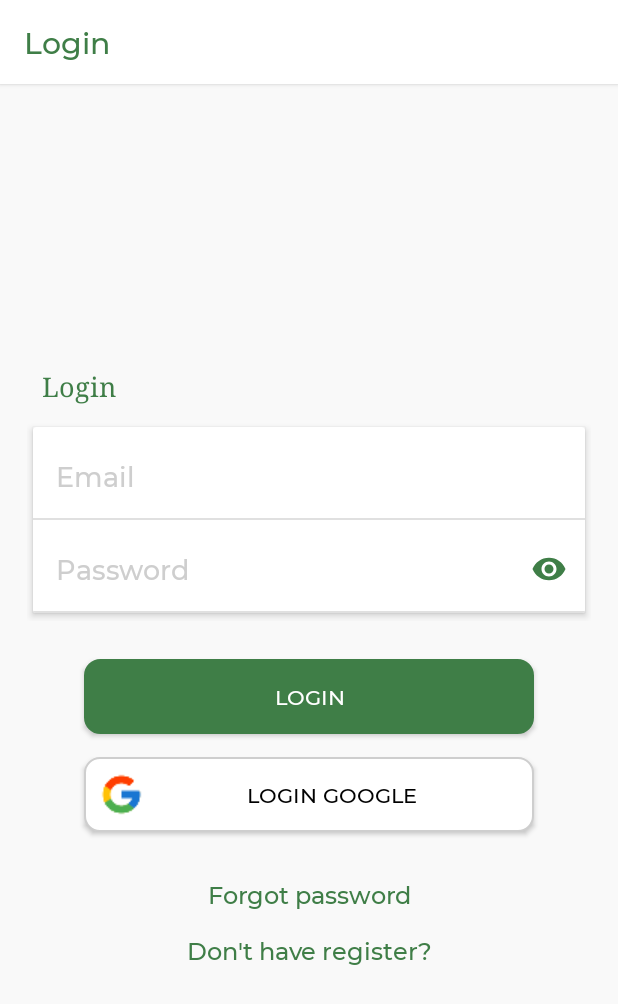
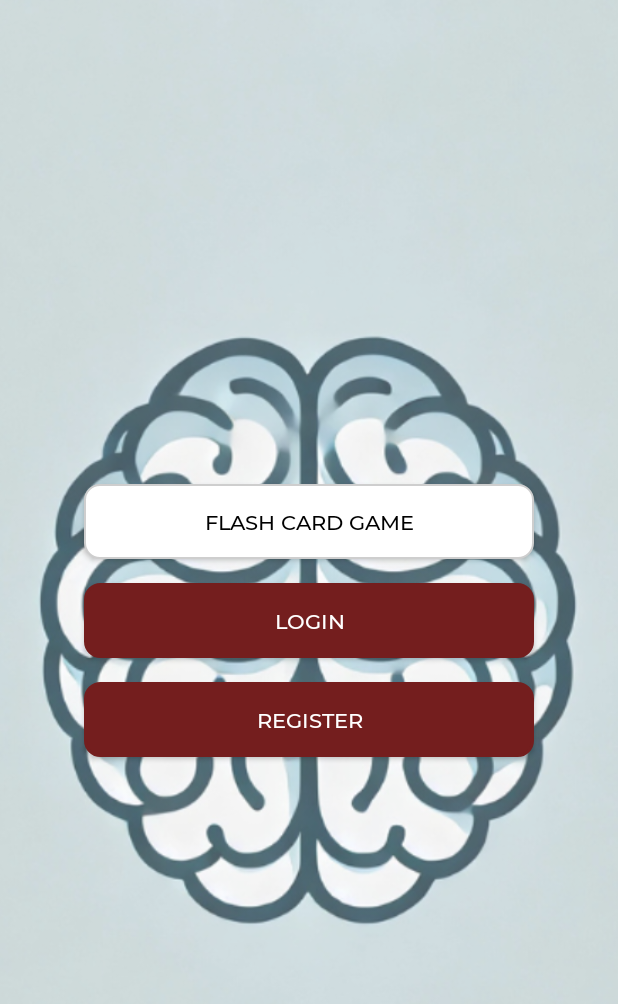
Before and after one commit to leonardojcpg/FlashCard, an Android app: the screen it shows after launch (FrmLogin before the commit, FrmHome after it), on a phone screen of 412 x 824 dp. Shown: the top 1004 px of the screen. Run offline under Robolectric (Android 15) with nearby library versions, the phone set to English and light mode, and no system bars.

Commit message:
Adding layout homeScreen and FrmHome page

```diff
--- /dev/null
+++ b/app/src/main/java/App/FlashCardStudy/Screens/FrmHome.java
@@ -0,0 +1,147 @@
+package App.FlashCardStudy.Screens;
+
+import android.content.Intent;
+import android.os.Bundle;
+import android.view.View;
+import android.view.WindowManager;
+import android.widget.Button;
+import App.FlashCardStudy.Base.FlashCardStudyActivity;
+import App.FlashCardStudy.Base.FlashCardStudyClick;
+import App.FlashCardStudy.R;
+import App.FlashCardStudy.Utils.Support;
+
+
+public class FrmHome extends FlashCardStudyActivity implements View.OnClickListener
+{
+    //Variaveis da classe
+    private FlashCardStudyClick flashCardClick = null;
+
+    //Controles da classe
+    private Button cmdFlashcardGame = null;
+    private Button cmdLogin = null;
+    private Button cmdRegister = null;
+
+
+    @Override
+    protected void onCreate(Bundle bundleSavedInstanceState)
+    {
+        //Esconde barra do android
+        getWindow().setFlags(WindowManager.LayoutParams.FLAG_FULLSCREEN, WindowManager.LayoutParams.FLAG_FULLSCREEN);
+
+        //Carrega o formulario
+        setContentView(R.layout.frm_home);
+
+        //O super vem depois, pois como estamos implementando de uma classe base da pekus, se não ficar na sequencia não carrega os controles
+        super.onCreate(bundleSavedInstanceState);
+    }
+
+
+    @Override
+    public void startControls() throws Exception
+    {
+        //Inicia os controles da tela
+        cmdFlashcardGame = findViewById(R.id.cmdFlashcardGame);
+        cmdLogin = findViewById(R.id.cmdLogin);
+        cmdRegister = findViewById(R.id.cmdRegister);
+
+        //Setamos a fonte da tela
+        Support.setfont(this, cmdFlashcardGame, R.font.montmedio, false, false);
+        Support.setfont(this, cmdLogin, R.font.montmedio, false, false);
+        Support.setfont(this, cmdRegister, R.font.montmedio, false, false);
+
+
+        //Instancia o clique padrao do app
+        flashCardClick = new FlashCardStudyClick(this);
+
+        //Define os listeners dos botoes
+        cmdFlashcardGame.setOnClickListener(flashCardClick);
+        cmdLogin.setOnClickListener(flashCardClick);
+        cmdRegister.setOnClickListener(flashCardClick);
+    }
+
+    @Override
+    public void loadData()
+    {
+
+    }
+
+    @Override
+    public void onClick(View view)
+    {
+        try
+        {
+            //Se o clique for no botao de iniciar um jogo
+            if (view == cmdFlashcardGame)
+            {
+                //Chama a tela de novo jogo
+            }
+            //Se o clique for no botao de login
+            else if (view == cmdLogin)
+            {
+                //Chama a tela de login
+                goToLoginScreen();
+            }
+            //Se o clique for no botao de registro
+            else if (view == cmdRegister)
+            {
+                //Chama a tela de registro
+                goToRegisterScreen();
+            }
+        }
+        catch (Exception err)
+        {
+
+        }
+    }
+
+    @Override
+    public void onReceiveData(Class classe, int iId, boolean bResultado, Object... oObjetos)
+    {
+        super.onReceiveData(classe, iId, bResultado, oObjetos);
+
+        try
+        {
+        }
+        catch (Exception err)
+        {
+        }
+    }
+
+    @Override
+    protected void onActivityResult(int iRequest, int iResultado, Intent intentData)
+    {
+        super.onActivityResult(iRequest, iResultado, intentData);
+
+        try
+        {
+
+        }
+        catch (Exception err)
+        {
+
+        }
+    }
+
+    /**
+     * Metodo que chhama a tela de login
+     */
+    public void goToLoginScreen()
+    {
+        Intent intent = null;
+
+        intent = new Intent(this, FrmLogin.class);
+        startActivity(intent);
+    }
+
+    /**
+     * Metodo que chhama a tela de registro
+     */
+    public void goToRegisterScreen()
+    {
+        Intent intent = null;
+
+        intent = new Intent(this, FrmRegister.class);
+        startActivity(intent);
+    }
+
+}
--- a/app/src/main/java/App/FlashCardStudy/Screens/FrmLogin.java
+++ b/app/src/main/java/App/FlashCardStudy/Screens/FrmLogin.java
@@ -116,9 +116,6 @@ public class FrmLogin extends FlashCardStudyActivity implements View.OnClickList
             {
                 //Chama o metodo de login
                 firebaseLogin();
-
-                //Faz um log que o login foi feito com sucesso
-                Log.d("login", "login foi feito!");
             }
             //Se o clique for no botao de "nao tenho cadastro"
             else if (view == lblNoRegister)
--- /dev/null
+++ b/app/src/main/res/layout/frm_home.xml
@@ -0,0 +1,73 @@
+<?xml version="1.0" encoding="utf-8"?>
+<RelativeLayout xmlns:android="http://schemas.android.com/apk/res/android"
+    android:layout_width="match_parent"
+    android:layout_height="match_parent"
+    android:background="@color/cor_cinza_fundo">
+
+    <ImageView
+        android:layout_width="match_parent"
+        android:layout_height="match_parent"
+        android:layout_alignParentLeft="true"
+        android:layout_alignParentTop="true"
+        android:layout_alignParentRight="true"
+        android:layout_alignParentBottom="true"
+        android:scaleType="centerCrop"
+        android:src="@drawable/img_background_app" />
+
+    <View
+        android:layout_width="match_parent"
+        android:layout_height="match_parent" />
+
+    <LinearLayout
+        android:layout_width="match_parent"
+        android:layout_height="match_parent"
+        android:orientation="vertical">
+
+        <!-- LAYOUT DOS BOTÕES -->
+        <LinearLayout
+            android:id="@+id/lnlButtons"
+            android:layout_width="match_parent"
+            android:layout_height="@dimen/size_zero"
+            android:layout_weight="60"
+            android:gravity="center"
+            android:orientation="vertical">
+
+            <!-- BOTÃO VER CARDAPIO -->
+            <Button
+                android:id="@+id/cmdFlashcardGame"
+                android:layout_width="@dimen/button_app_width"
+                android:layout_height="@dimen/button_app_height"
+                android:layout_gravity="center"
+                android:layout_marginTop="20dp"
+                android:layout_marginBottom="16dp"
+                android:background="@drawable/google_button"
+                android:text="@string/flashcard_game_home_button"
+                android:textColor="@color/colorAccent" />
+
+            <!-- BOTÃO REGISTRAR CONTA OU ENTRAR -->
+            <Button
+                android:id="@+id/cmdLogin"
+                android:layout_width="@dimen/button_app_width"
+                android:layout_height="@dimen/button_app_height"
+                android:layout_gravity="center"
+                android:layout_marginBottom="16dp"
+                android:background="@drawable/button_background_app"
+                android:text="@string/login"
+                android:textColor="@color/cor_app_texto" />
+
+            <!-- BOTÃO ENTRAR COM ENDEREÇO -->
+            <Button
+                android:id="@+id/cmdRegister"
+                android:layout_width="@dimen/button_app_width"
+                android:layout_height="@dimen/button_app_height"
+                android:layout_gravity="center"
+                android:layout_marginBottom="16dp"
+                android:background="@drawable/button_background_app"
+                android:text="@string/button_register"
+                android:textColor="@color/cor_app_texto" />
+
+        </LinearLayout>
+
+    </LinearLayout>
+
+</RelativeLayout>
--- a/app/src/main/res/layout/frm_login.xml
+++ b/app/src/main/res/layout/frm_login.xml
@@ -36,35 +36,13 @@
                 <LinearLayout
                     android:layout_width="match_parent"
                     android:layout_height="wrap_content"
-                    android:gravity="center_vertical"
-                    android:orientation="horizontal"
-                    android:paddingLeft="10dp">
-
-                    <TextView
-                        android:layout_width="match_parent"
-                        android:layout_height="wrap_content"
-                        android:text="@string/toolbar_login"
-                        android:textColor="@color/cor_app"
-                        android:textSize="@dimen/text_size_18"
-                        android:textStyle="normal" />
-
-                </LinearLayout>
+                    android:layout_marginTop="10dp"
+                    android:orientation="vertical">
 
                     <LinearLayout
                         android:layout_width="match_parent"
                         android:layout_height="wrap_content"
-                    android:layout_marginTop="10dp"
-                    android:orientation="vertical">
-
-                    <androidx.cardview.widget.CardView
-                        android:layout_width="match_parent"
-                        android:layout_height="match_parent"
-                        app:cardElevation="3dp"
-                        app:cardUseCompatPadding="true">
-
-                        <LinearLayout
-                            android:layout_width="match_parent"
-                            android:layout_height="wrap_content"
+                        android:background="@drawable/edittext_rounded_background"
                         android:orientation="vertical">
 
                         <EditText
@@ -117,14 +95,8 @@
 
                         </com.google.android.material.textfield.TextInputLayout>
 
-                            <View
-                                android:layout_width="match_parent"
-                                android:layout_height="@dimen/line_separator"
-                                android:background="@color/cor_cinza_linhas" />
-
                     </LinearLayout>
 
-                    </androidx.cardview.widget.CardView>
 
                 </LinearLayout>
 
--- a/app/src/main/res/values/colors.xml
+++ b/app/src/main/res/values/colors.xml
@@ -1,6 +1,6 @@
 <?xml version="1.0" encoding="utf-8"?>
 <resources>
-    <color name="cor_app">#3F7E47</color>
+    <color name="cor_app">#741E1E</color>
     <color name="black">#FF000000</color>
     <color name="white">#FFFFFFFF</color>
     <color name="app_text_color">#FFFF</color>
--- a/app/src/main/res/values/dimens.xml
+++ b/app/src/main/res/values/dimens.xml
@@ -3,7 +3,7 @@
     <dimen name="line_size_button">2dp</dimen>
     <dimen name="radius_size_button">10dp</dimen>
     <dimen name="text_size_18">18sp</dimen>
-    <dimen name="line_separator">1.5dp</dimen>
+    <dimen name="line_separator">2dp</dimen>
     <dimen name="button_app_width">300dp</dimen>
     <dimen name="button_app_height">50dp</dimen>
     <dimen name="button_radius_google">10dp</dimen>
--- a/app/src/main/res/values/strings.xml
+++ b/app/src/main/res/values/strings.xml
@@ -41,5 +41,6 @@
     <string name="msg_toast_token_success">Successfully recovered token</string>
     <string name="msg_toast_token_failed">Failed to retrieve token</string>
     <string name="msg_error_password">Please, complete password field correctly</string>
+    <string name="flashcard_game_home_button">Flash Card Game</string>
 
 </resources>
```
Also changed, not shown: app/src/main/AndroidManifest.xml (+8 -1 lines), app/src/main/res/drawable/edittext_rounded_background.xml (added, +8 -0 lines), app/src/main/res/layout/frm_register.xml (+1 -20 lines), app/src/main/res/drawable/img_background_app.png (added). Lines whose indentation alone changed are shown as unchanged.
